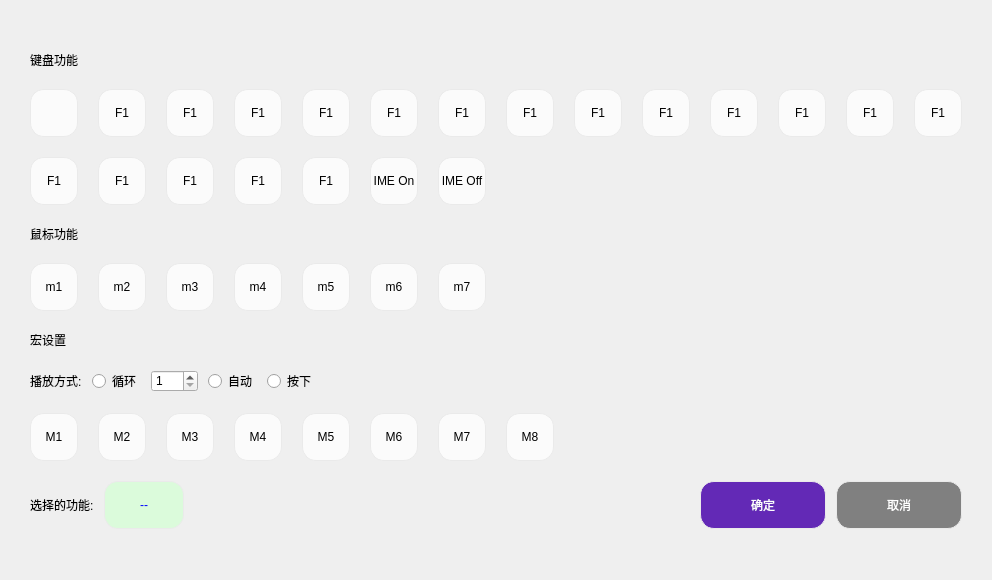
First picture: the form in Module/DialogFNPicker.ui, repository wlffeng2008/AkkoStudio, before the edit.
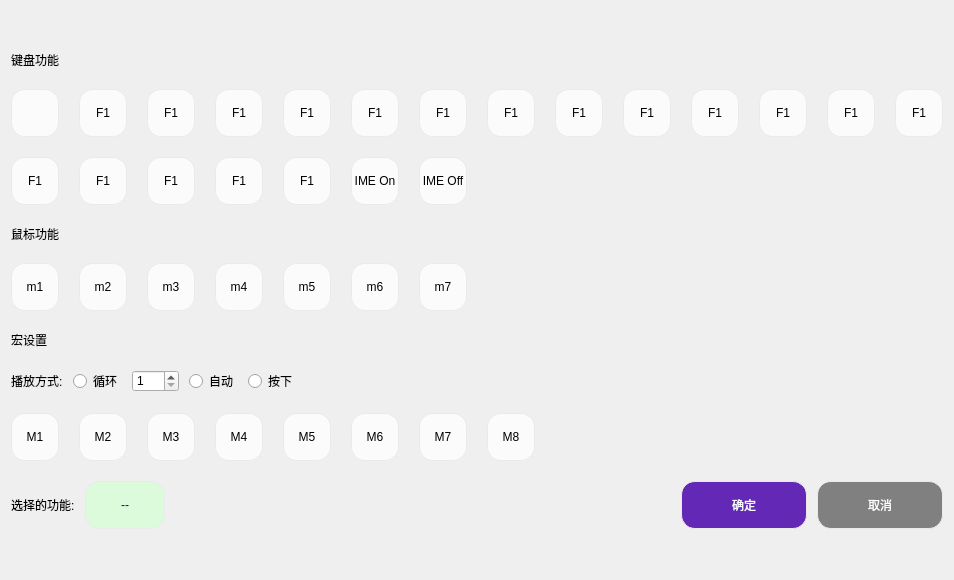
Second picture: the form after the edit. Icons and pictures are not drawn.

```diff
--- a/Module/DialogFNPicker.ui
+++ b/Module/DialogFNPicker.ui
@@ -6,7 +6,7 @@
    <rect>
     <x>0</x>
     <y>0</y>
-    <width>992</width>
+    <width>843</width>
     <height>580</height>
    </rect>
   </property>
```
